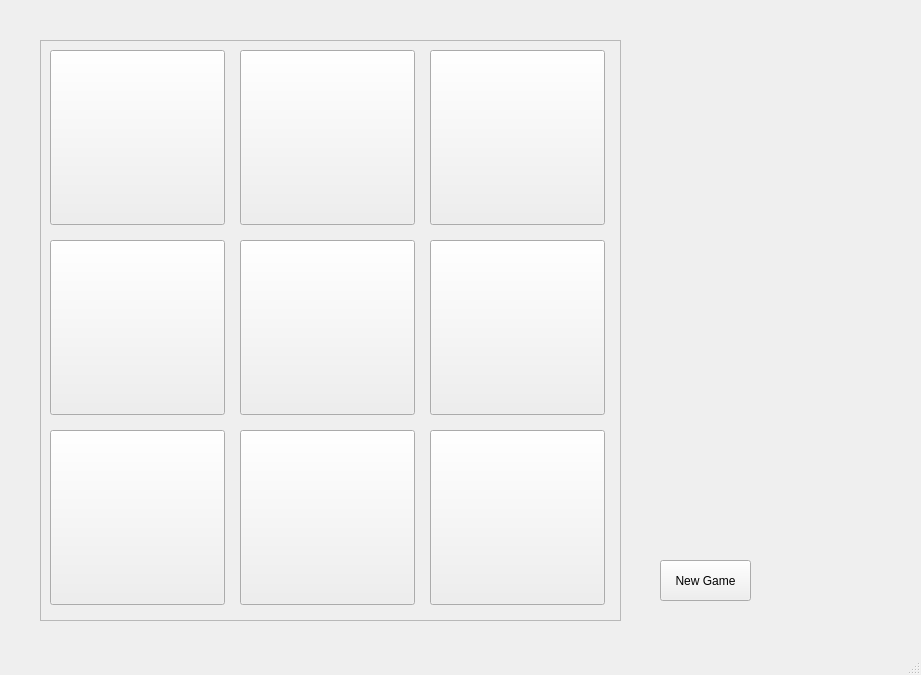
Before: the Qt Designer form Main.ui in deepme987/TicTacToe, drawn with Qt 5.
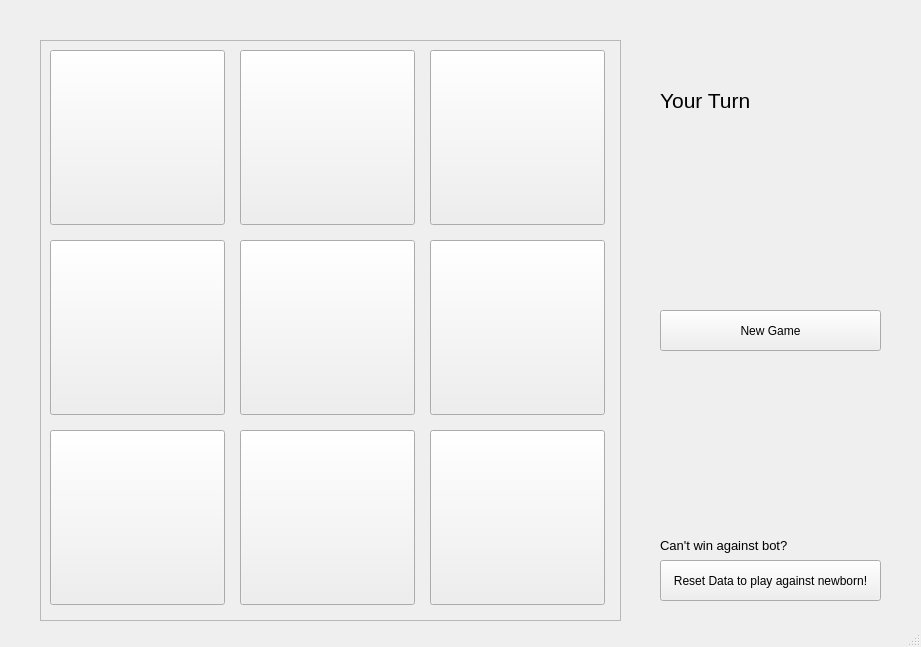
After: the same form once the commit is applied.

What changed in the file:
```diff
--- a/Main.ui
+++ b/Main.ui
@@ -7,7 +7,7 @@
     <x>0</x>
     <y>0</y>
     <width>921</width>
-    <height>675</height>
+    <height>647</height>
    </rect>
   </property>
   <property name="windowTitle">
@@ -150,9 +150,9 @@
    <widget class="QLabel" name="label_1">
     <property name="geometry">
      <rect>
-      <x>650</x>
+      <x>660</x>
       <y>50</y>
-      <width>231</width>
+      <width>221</width>
       <height>101</height>
      </rect>
     </property>
@@ -165,15 +165,15 @@
      <enum>Qt::LeftToRight</enum>
     </property>
     <property name="text">
-     <string/>
+     <string>Your Turn</string>
     </property>
    </widget>
    <widget class="QPushButton" name="pushButton_new">
     <property name="geometry">
      <rect>
       <x>660</x>
-      <y>560</y>
-      <width>91</width>
+      <y>310</y>
+      <width>221</width>
       <height>41</height>
      </rect>
     </property>
@@ -181,6 +181,37 @@
      <string>New Game</string>
     </property>
    </widget>
+   <widget class="QLabel" name="label">
+    <property name="geometry">
+     <rect>
+      <x>660</x>
+      <y>520</y>
+      <width>161</width>
+      <height>51</height>
+     </rect>
+    </property>
+    <property name="font">
+     <font>
+      <pointsize>10</pointsize>
+     </font>
+    </property>
+    <property name="text">
+     <string>Can't win against bot?</string>
+    </property>
+   </widget>
+   <widget class="QPushButton" name="pushButton_reset">
+    <property name="geometry">
+     <rect>
+      <x>660</x>
+      <y>560</y>
+      <width>221</width>
+      <height>41</height>
+     </rect>
+    </property>
+    <property name="text">
+     <string>Reset Data to play against newborn!</string>
+    </property>
+   </widget>
   </widget>
   <widget class="QStatusBar" name="statusbar"/>
  </widget>
```
